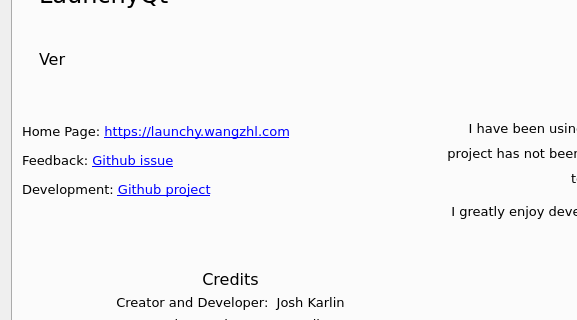
Qt form src/Launchy/OptionDialog.ui (samsonwang/LaunchyQt) before a commit; both pictures show x 0 to 577 and y 88 to 408 of the 883 by 527 pixel window.
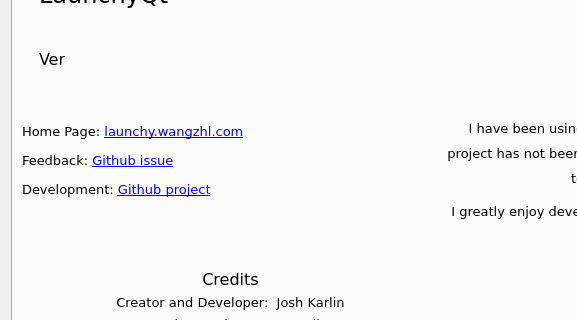
The same form after that commit. The open tabs and pages were chosen to show the change. Icons and pictures are not drawn. Custom widgets are drawn as their Qt base class.

Commit message: fix homepage link error

Patch:
```diff
--- a/src/Launchy/OptionDialog.ui
+++ b/src/Launchy/OptionDialog.ui
@@ -2169,7 +2169,7 @@
             </size>
            </property>
            <property name="text">
-            <string>&lt;html&gt;&lt;head/&gt;&lt;body&gt;&lt;p&gt;Home Page: &lt;a href=&quot;https://launchyqt.com&quot;&gt;&lt;span style=&quot; text-decoration: underline; color:#0000ff;&quot;&gt;https://launchy.wangzhl.com&lt;/span&gt;&lt;/a&gt;&lt;/p&gt;&lt;p&gt;Feedback: &lt;a href=&quot;https://github.com/samsonwang/LaunchyQt/issues&quot;&gt;&lt;span style=&quot; text-decoration: underline; color:#0000ff;&quot;&gt;Github issue&lt;/span&gt;&lt;/a&gt;&lt;/p&gt;&lt;p&gt;Development: &lt;a href=&quot;https://github.com/samsonwang/LaunchyQt/projects/1&quot;&gt;&lt;span style=&quot; text-decoration: underline; color:#0000ff;&quot;&gt;Github project&lt;/span&gt;&lt;/a&gt;&lt;/p&gt;&lt;/body&gt;&lt;/html&gt;</string>
+            <string>&lt;html&gt;&lt;head/&gt;&lt;body&gt;&lt;p&gt;Home Page: &lt;a href=&quot;https://launchy.wangzhl.com&quot;&gt;&lt;span style=&quot; text-decoration: underline; color:#0000ff;&quot;&gt;launchy.wangzhl.com&lt;/span&gt;&lt;/a&gt;&lt;/p&gt;&lt;p&gt;Feedback: &lt;a href=&quot;https://github.com/samsonwang/LaunchyQt/issues&quot;&gt;&lt;span style=&quot; text-decoration: underline; color:#0000ff;&quot;&gt;Github issue&lt;/span&gt;&lt;/a&gt;&lt;/p&gt;&lt;p&gt;Development: &lt;a href=&quot;https://github.com/samsonwang/LaunchyQt/projects/1&quot;&gt;&lt;span style=&quot; text-decoration: underline; color:#0000ff;&quot;&gt;Github project&lt;/span&gt;&lt;/a&gt;&lt;/p&gt;&lt;/body&gt;&lt;/html&gt;</string>
            </property>
            <property name="textFormat">
             <enum>Qt::RichText</enum>
```
The commit also changes 1 other file.
